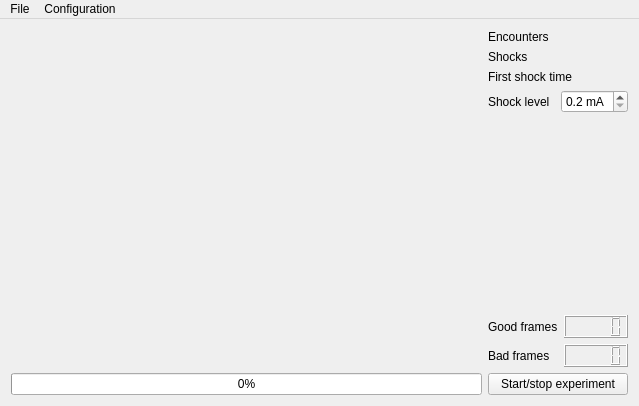
Qt form kachnatracker.ui (fgu-cas/kachna-tracker) before a commit.
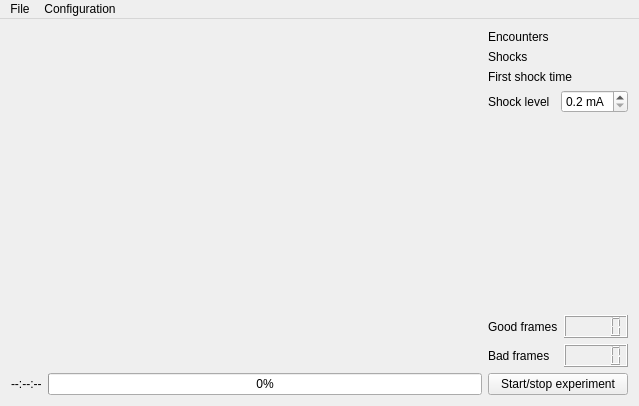
The same form after that commit.

Commit message:
add remaining time display
in the process, change the way progress bar, etc is updated, also pop-up
signaling the end of the experiment

```diff
--- a/kachnatracker.ui
+++ b/kachnatracker.ui
@@ -25,11 +25,22 @@
        </widget>
       </item>
       <item>
+       <layout class="QHBoxLayout" name="horizontalLayout_3">
+        <item>
+         <widget class="QLabel" name="timeLabel">
+          <property name="text">
+           <string>--:--:--</string>
+          </property>
+         </widget>
+        </item>
+        <item>
        <widget class="QProgressBar" name="progressBar">
         <property name="value">
          <number>0</number>
         </property>
        </widget>
+        </item>
+       </layout>
       </item>
      </layout>
     </item>
```
Lines whose indentation alone changed are shown as unchanged. The commit also changes 2 other files.
